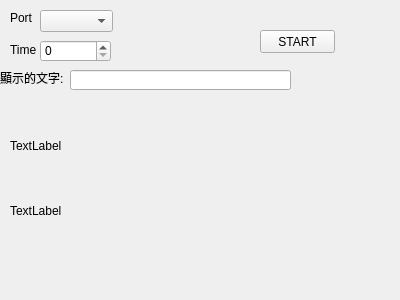
This is leddisp/mainwindow.ui in bboy910225/qtLedProject as Qt 5 draws it before an edit. The edited form follows.
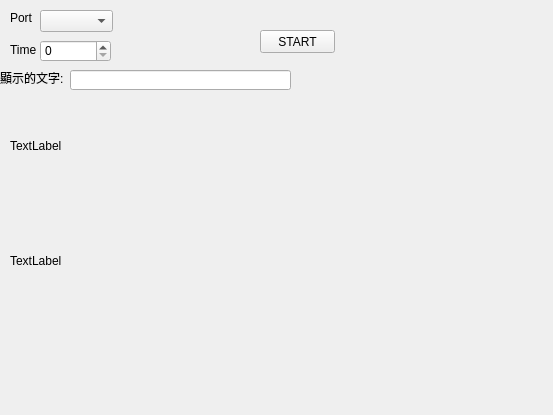
This is the edited form.

Patch:
```diff
--- a/leddisp/mainwindow.ui
+++ b/leddisp/mainwindow.ui
@@ -6,8 +6,8 @@
    <rect>
     <x>0</x>
     <y>0</y>
-    <width>400</width>
-    <height>300</height>
+    <width>553</width>
+    <height>415</height>
    </rect>
   </property>
   <property name="windowTitle">
@@ -62,8 +62,8 @@
      <rect>
       <x>10</x>
       <y>190</y>
-      <width>351</width>
-      <height>41</height>
+      <width>451</width>
+      <height>141</height>
      </rect>
     </property>
     <property name="text">
```
